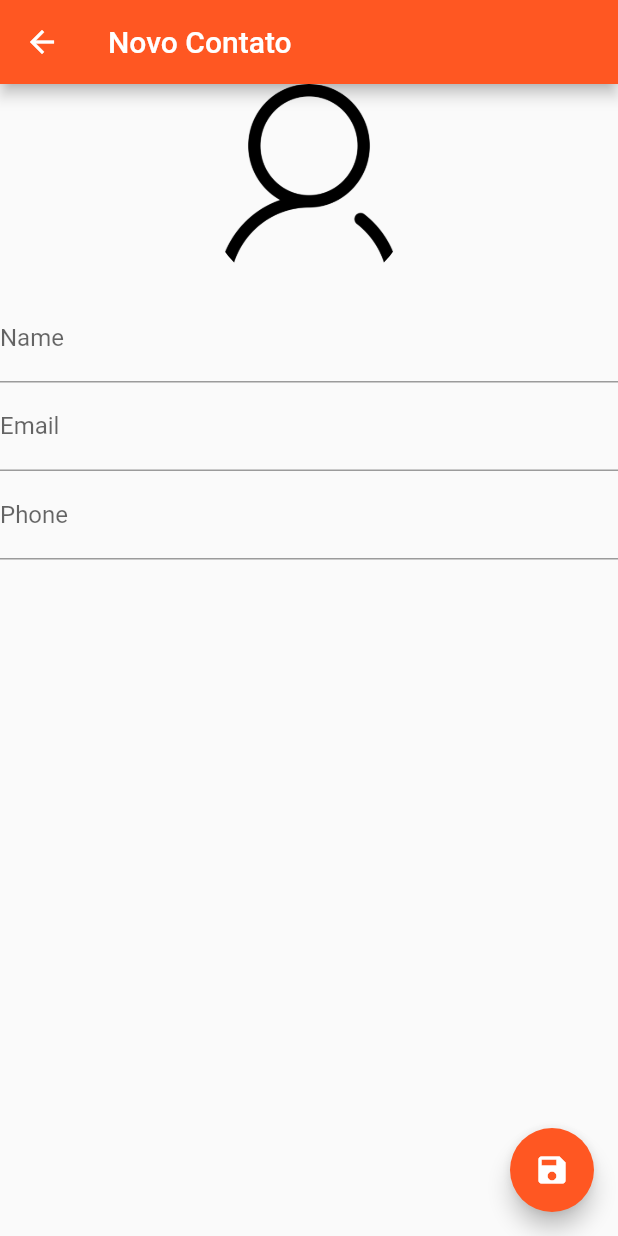
After one commit to emmanoelpaim/agenda_contatos, a Flutter app: the ContactPage screen opened directly, on a phone screen of 412 x 824 dp. The commit adds this screen. Run offline on Flutter 3.47's test engine with Material 2 defaults, Android fonts, the phone set to English and light mode, and no system bars; our stand-ins replace sqflite; accounts and stored records are empty.

Commit message:
Adicionado helper contatos e paginas contato

```diff
--- /dev/null
+++ b/lib/ui/contact_page.dart
@@ -0,0 +1,109 @@
+import 'dart:io';
+
+import 'package:agenda_contatos/helpers/contact_helper.dart';
+import 'package:flutter/material.dart';
+
+class ContactPage extends StatefulWidget {
+  final Contact contact;
+
+  ContactPage({this.contact});
+
+  @override
+  _ContactPageState createState() => _ContactPageState();
+}
+
+class _ContactPageState extends State<ContactPage> {
+  Contact _editContact;
+  bool _userEdited = false;
+
+  final _nameController = TextEditingController();
+  final _emailController = TextEditingController();
+  final _phoneController = TextEditingController();
+
+  @override
+  void initState() {
+    super.initState();
+    if (widget.contact == null) {
+      _editContact = Contact();
+    } else {
+      _editContact = Contact.fromMap(widget.contact.toMap());
+
+      _nameController.text = _editContact.name;
+      _emailController.text = _editContact.email;
+      _phoneController.text = _editContact.phone;
+    }
+  }
+
+  @override
+  Widget build(BuildContext context) {
+    return Scaffold(
+      appBar: AppBar(
+        backgroundColor: Colors.deepOrange,
+        title: Text(_editContact.name ?? "Novo Contato"),
+      ),
+      floatingActionButton: FloatingActionButton(
+        onPressed: (){
+          _showContactPage();
+        },
+        child: Icon(Icons.save),
+        backgroundColor: Colors.deepOrange,
+      ),
+      body: SingleChildScrollView(
+        child: Column(
+          children: <Widget>[
+            GestureDetector(
+              child: Container(
+                width: 140.0,
+                height: 140.0,
+                decoration: BoxDecoration(
+                    shape: BoxShape.circle,
+                    image: DecorationImage(
+                      image: _editContact.img != null
+                          ? FileImage(File(_editContact.img))
+                          : AssetImage("images/user.png"),
+                    )),
+              ),
+            ),
+            TextField(
+              controller: _nameController,
+              decoration: InputDecoration(labelText: "Name"),
+              onChanged: (text) {
+                _userEdited = true;
+                setState(() {
+                  _editContact.name = text;
+                });
+              },
+            ),
+            TextField(
+              controller: _emailController,
+              decoration: InputDecoration(labelText: "Email"),
+              keyboardType: TextInputType.emailAddress,
+              onChanged: (text) {
+                _userEdited = true;
+                _editContact.email = text;
+              },
+            ),
+            TextField(
+              controller: _phoneController,
+              decoration: InputDecoration(labelText: "Phone"),
+              keyboardType: TextInputType.phone,
+              onChanged: (text) {
+                _userEdited = true;
+                _editContact.phone = text;
+              },
+            ),
+          ],
+        ),
+      ),
+    );
+  }
+
+  void _showContactPage({Contact contact}) {
+    Navigator.push(
+        context,
+        MaterialPageRoute(
+            builder: (context) => ContactPage(
+                  contact: contact,
+                )));
+  }
+}
--- a/pubspec.yaml
+++ b/pubspec.yaml
@@ -48,6 +48,9 @@ flutter:
   #   - images/a_dot_burr.jpeg
   #   - images/a_dot_ham.jpeg
 
+  assets:
+    - images/user.png
+
   # An image asset can refer to one or more resolution-specific "variants", see
   # https://flutter.dev/assets-and-images/#resolution-aware.
 
```
Also changed, not shown: lib/helpers/contact_helper.dart (added, +132 -0 lines), lib/main.dart (+5 -108 lines), lib/ui/home_page.dart (added, +125 -0 lines), images/user.png (added).
